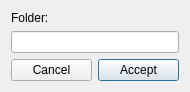
Old version of the form interfaces/folder.ui in the repository uninhm/folder-organizer.
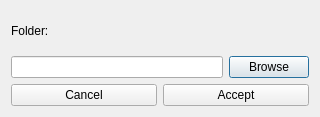
New version of the form.

Commit message: Browse button

What changed in the file:
```diff
--- a/interfaces/folder.ui
+++ b/interfaces/folder.ui
@@ -6,8 +6,8 @@
    <rect>
     <x>0</x>
     <y>0</y>
-    <width>190</width>
-    <height>91</height>
+    <width>320</width>
+    <height>117</height>
    </rect>
   </property>
   <property name="windowTitle">
@@ -21,10 +21,23 @@
      </property>
     </widget>
    </item>
-   <item row="1" column="0" colspan="2">
+   <item row="1" column="0">
+    <layout class="QHBoxLayout" name="horizontalLayout">
+     <item>
     <widget class="QLineEdit" name="lineEdit"/>
    </item>
+     <item>
+      <widget class="QPushButton" name="btn_Browse">
+       <property name="text">
+        <string>Browse</string>
+       </property>
+      </widget>
+     </item>
+    </layout>
+   </item>
    <item row="2" column="0">
+    <layout class="QHBoxLayout" name="horizontalLayout_2">
+     <item>
     <widget class="QPushButton" name="cancelButton">
      <property name="text">
       <string>Cancel</string>
@@ -34,12 +47,14 @@
      </property>
     </widget>
    </item>
-   <item row="2" column="1">
+     <item>
     <widget class="QPushButton" name="acceptButton">
      <property name="text">
       <string>Accept</string>
      </property>
     </widget>
+     </item>
+    </layout>
    </item>
   </layout>
  </widget>
```
Lines whose indentation alone changed are shown as unchanged. The commit also changes 1 other file.
